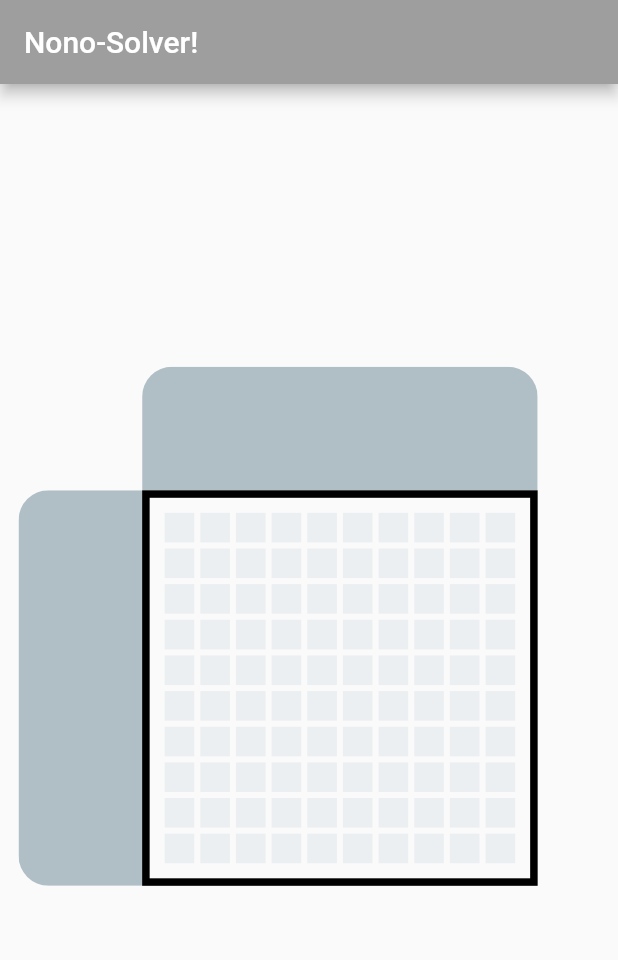
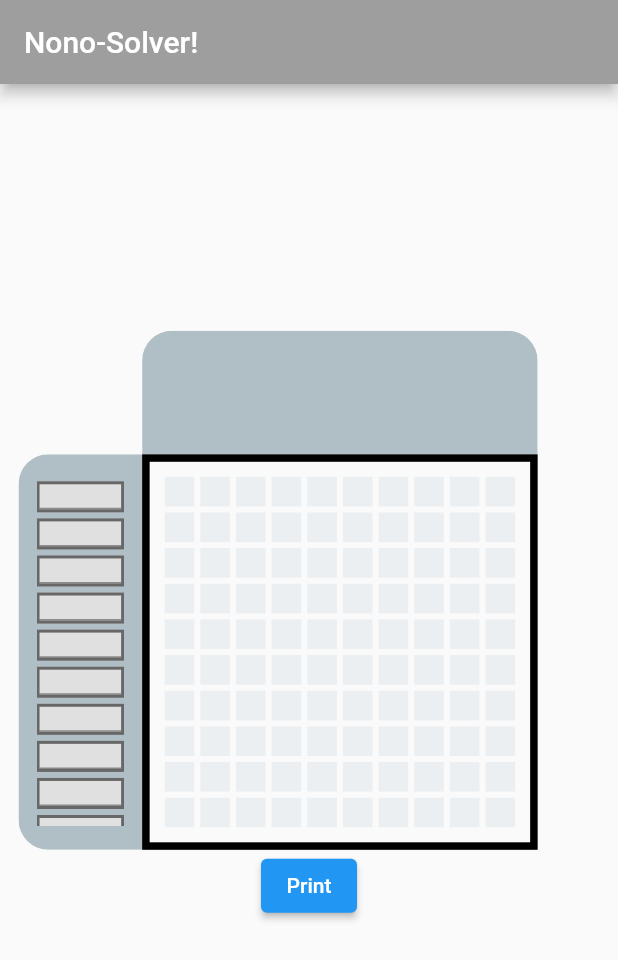
Before and after one commit to PiCake314/NonoSolver-, a Flutter app: the screen it shows after launch, on a phone screen of 412 x 824 dp. Shown: the top 960 px of the screen. Run offline on Flutter 3.47's test engine with Material 2 defaults, Android fonts, the light colour scheme and no system bars.

Commit message:
Side text fields changed into list

```diff
--- a/lib/Side.dart
+++ b/lib/Side.dart
@@ -13,7 +13,7 @@ class _VertSideState extends State<VertSide> {
     final double size = MediaQuery.of(context).size.width;
 
     return ClipRRect(
-      borderRadius: BorderRadius.only(topLeft: Radius.circular(20), topRight: Radius.circular(20)),
+      borderRadius: const BorderRadius.only(topLeft: Radius.circular(20), topRight: Radius.circular(20)),
       child: Container(
         height: size*.2,
         width: size*.64,
@@ -25,8 +25,9 @@ class _VertSideState extends State<VertSide> {
 
 
 
-class HoriSide extends StatefulWidget {
-  const HoriSide({Key? key}) : super(key: key);
+class HoriSide extends StatefulWidget{
+  final int gridSize;
+  const HoriSide({Key? key, required this.gridSize}) : super(key: key);
 
   @override
   State<HoriSide> createState() => _HoriSideState();
@@ -34,16 +35,58 @@ class HoriSide extends StatefulWidget {
 
 class _HoriSideState extends State<HoriSide> {
   @override
-  Widget build(BuildContext context) {
+  Widget build(BuildContext context){
     final double size = MediaQuery.of(context).size.width;
+    var numOfSideCells = (widget.gridSize/2).ceil();
 
     return ClipRRect(
-      borderRadius: BorderRadius.only(topLeft: Radius.circular(20), bottomLeft: Radius.circular(20)),
+      borderRadius: const BorderRadius.only(topLeft: Radius.circular(20), bottomLeft: Radius.circular(20)),
       child: Container(
         height: size*.64,
         width: size*.2,
         color: Colors.blueGrey.shade200,
+
+
+        child: Padding(
+          padding: const EdgeInsets.symmetric(horizontal: 12, vertical: 16),
+          child: ListView.builder(
+            // gridDelegate: SliverGridDelegateWithFixedCrossAxisCount(crossAxisCount: numOfSideCells,),
+
+            // physics: const NeverScrollableScrollPhysics(),
+            itemCount: widget.gridSize,
+            itemBuilder: (context, index){
+              return Container(
+                height: (MediaQuery.of(context).size.width*0.6)/widget.gridSize,
+                padding: const EdgeInsets.symmetric(vertical: 2),
+                child: SideNumbers(),
+              );
+            }
+          ),
+        ),
       ),
     );
   }
 }
+
+
+
+class SideNumbers extends StatefulWidget {
+  const SideNumbers({Key? key,}) : super(key: key);
+
+  @override
+  State<SideNumbers> createState() => _SideNumbersState();
+}
+
+class _SideNumbersState extends State<SideNumbers> {
+  TextEditingController? controller = TextEditingController();
+  @override
+  Widget build(BuildContext context) {
+    return Container(
+      decoration: BoxDecoration(
+        color: Colors.grey.shade300,
+        border: Border.all(width: 2, color: Colors.black54),
+      ),
+      child: TextField(controller: controller,),
+    );
+  }
+}
--- a/lib/main.dart
+++ b/lib/main.dart
@@ -20,7 +20,7 @@ class MyApp extends StatelessWidget {
           title: const Text("Nono-Solver!"),
         ),
 
-        body: Mapper(),
+        body: Mapper(gridSize: 10,),
       ),
     );
   }
@@ -28,7 +28,8 @@ class MyApp extends StatelessWidget {
 
 
 class Mapper extends StatelessWidget{
-  const Mapper({Key? key}) : super(key: key);
+  final int gridSize;
+  const Mapper({Key? key, required this.gridSize}) : super(key: key);
 
   @override
   Widget build(BuildContext context){
@@ -50,17 +51,19 @@ class Mapper extends StatelessWidget{
               child: Row(
                 mainAxisAlignment: MainAxisAlignment.center,
                 children: [
-                  HoriSide(),
+                  HoriSide(gridSize: gridSize,),
 
                   Container(
                     height: size*.64,
                     width: size*.64,
                     decoration: BoxDecoration(border: Border.all(width: 5)),
-                    child: Map(size: 10),
+                    child: Map(size: gridSize),
                   ),
                 ],
               ),
             ),
+
+            ElevatedButton(onPressed: ()=>print(size), child: Text("Print"),),
           ],
         ),
       ),
```
